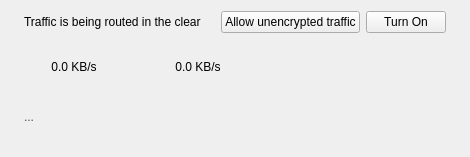
leapcode/bitmask_client, file src/leap/bitmask/gui/ui/eip_status.ui: the form before one commit.
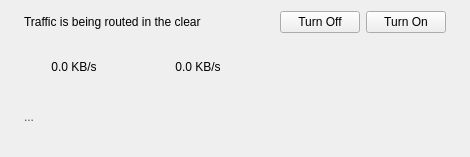
The form after the commit. Icons and pictures are not drawn.

Commit message: change elements naming

```diff
--- a/src/leap/bitmask/gui/ui/eip_status.ui
+++ b/src/leap/bitmask/gui/ui/eip_status.ui
@@ -242,7 +242,7 @@
      <item row="0" column="2">
       <widget class="QPushButton" name="btnFwDown">
        <property name="text">
-        <string>Allow unencrypted traffic</string>
+        <string>Turn Off</string>
        </property>
       </widget>
      </item>
```
The commit also changes 2 other files.
